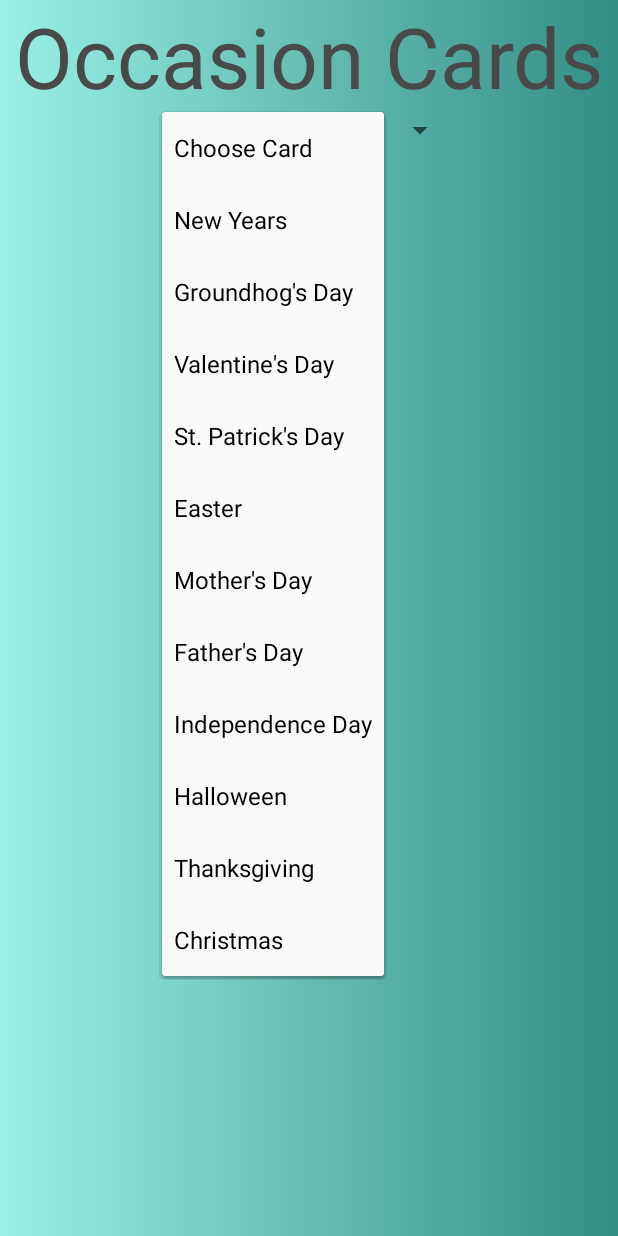
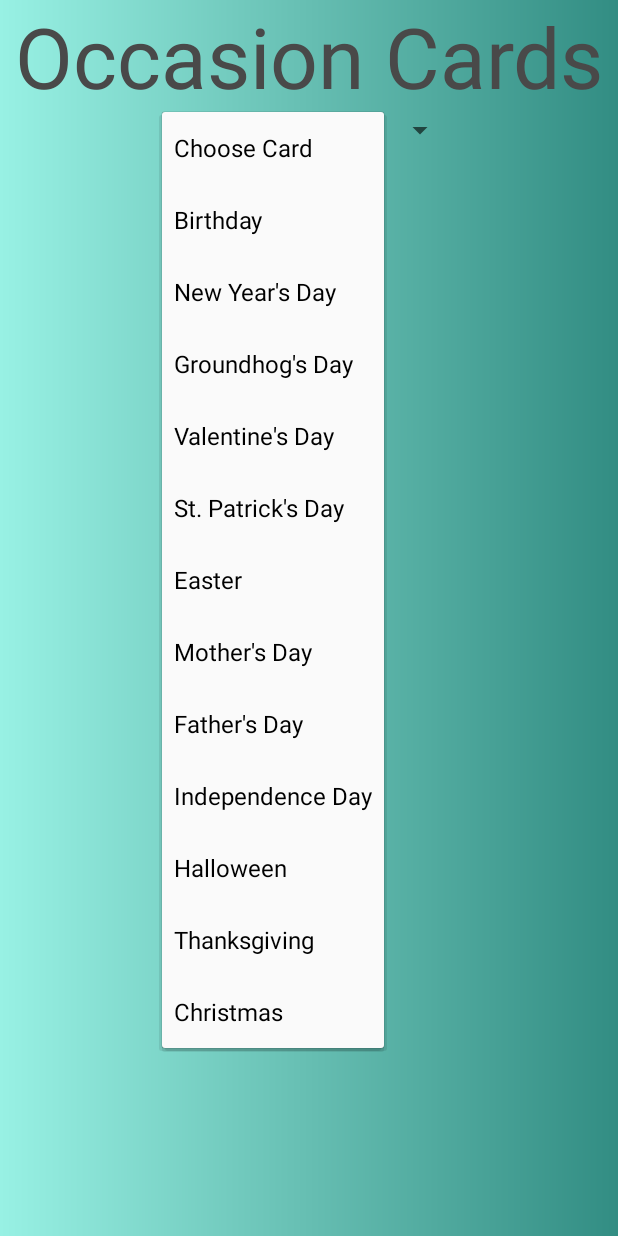
Before and after one commit to hgallop/OccasionCards, an Android app: the screen it shows after launch (MainActivity), after a tap on "Choose Card", on a phone screen of 412 x 824 dp. Run offline under Robolectric (Android 15) with nearby library versions, the phone set to English and light mode, and no system bars.

Commit message:
Abstract string resources for each occasion option.

```diff
--- a/app/src/main/res/values/strings.xml
+++ b/app/src/main/res/values/strings.xml
@@ -2,24 +2,33 @@
     <string name="app_name">Occasion Cards</string>
     <string-array name="cards_array">
         <item>Choose Card</item>
-        <item>New Years</item>
-        <item>Groundhog\'s Day</item>
-        <item>Valentine\'s Day</item>
-        <item>St. Patrick\'s Day</item>
-        <item>Easter</item>
-        <item>Mother\'s Day</item>
-        <item>Father\'s Day</item>
-        <item>Independence Day</item>
-        <item>Halloween</item>
-        <item>Thanksgiving</item>
-        <item>Christmas</item>
+        <item>@string/birthday</item>
+        <item>@string/year</item>
+        <item>@string/groundhog</item>
+        <item>@string/valentine</item>
+        <item>@string/patrick</item>
+        <item>@string/easter</item>
+        <item>@string/mother</item>
+        <item>@string/father</item>
+        <item>@string/independence</item>
+        <item>@string/halloween</item>
+        <item>@string/thanks</item>
+        <item>@string/christmas</item>
     </string-array>
 
     <string name="happy">Happy</string>
     <string name="merry">Merry</string>
     <string name="you">To You!</string>
-
-    <string name="donut">Donut go nuts!</string>
-    <string name="but">but...</string>
     <string name="birthday">Birthday</string>
+    <string name="year">New Year\'s Day</string>
+    <string name="groundhog">Groundhog\'s Day</string>
+    <string name="valentine">Valentine\'s Day</string>
+    <string name="patrick">St. Patrick\'s Day</string>
+    <string name="easter">Easter</string>
+    <string name="mother">Mother\'s Day</string>
+    <string name="father">Father\'s Day</string>
+    <string name="independence">Independence Day</string>
+    <string name="halloween">Halloween</string>
+    <string name="thanks">Thanksgiving</string>
+    <string name="christmas">Christmas</string>
 </resources>
```
